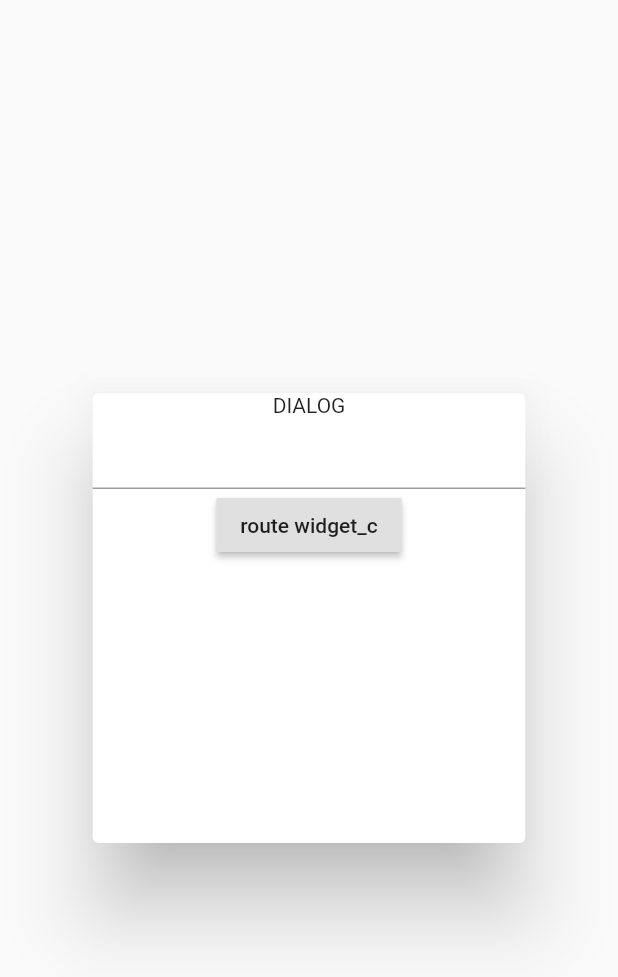
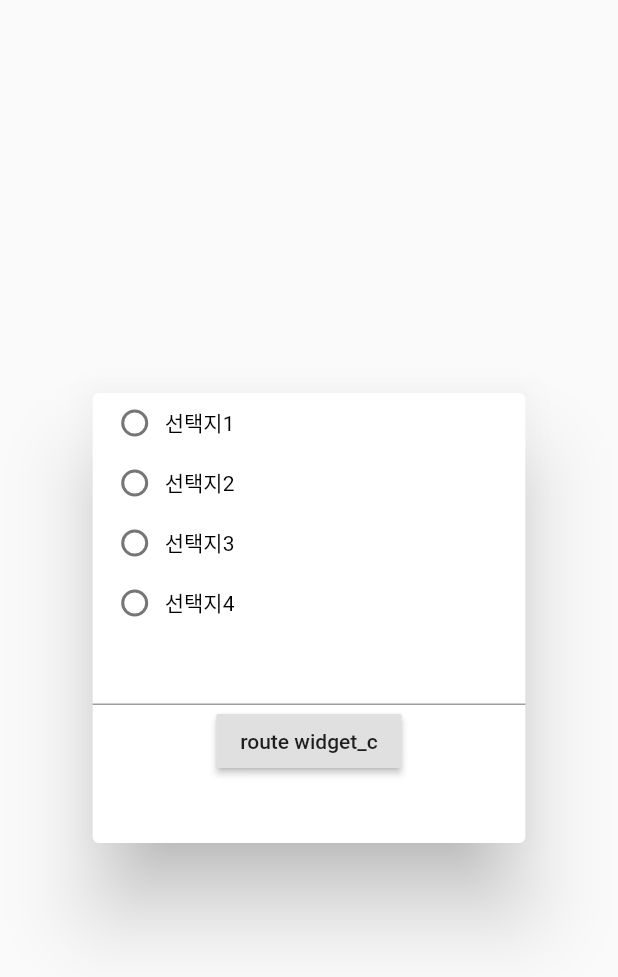
Before and after one commit to sudar-life/recycle_dialog, a Flutter app: the DialogB widget shown alone on an empty page, opened directly, on a phone screen of 412 x 824 dp. Shown: the top 977 px of the screen. Run offline on Flutter 3.47's test engine with Material 2 defaults, Android fonts, the phone set to English and light mode, and no system bars.

Commit message:
다이얼로그 수정

```diff
--- a/lib/src/components/dialog_b.dart
+++ b/lib/src/components/dialog_b.dart
@@ -1,5 +1,6 @@
 import 'package:flutter/material.dart';
 import 'package:recycle_dialog/src/widget_c.dart';
+import '../components/radio_select.dart';
 
 class DialogB extends StatelessWidget {
   final bool isFinished;
@@ -13,7 +14,7 @@ class DialogB extends StatelessWidget {
         height: 300,
         child: Column(
           children: [
-            Text("DIALOG"),
+            Container(child: RadioGroupWidget(feedback: '')),
             TextField(),
             isFinished
                 ? RaisedButton(
--- /dev/null
+++ b/lib/src/components/radio_select.dart
@@ -0,0 +1,146 @@
+import 'package:flutter/gestures.dart';
+import 'package:flutter/material.dart';
+
+class RadioGroupWidget extends StatefulWidget {
+  final String feedback;
+
+  const RadioGroupWidget({this.feedback});
+
+  @override
+  _RadioGroupWidgetState createState() => _RadioGroupWidgetState(feedback);
+}
+
+class _RadioGroupWidgetState extends State<RadioGroupWidget> {
+  String feedback;
+  _RadioGroupWidgetState(this.feedback);
+  String selectGroup;
+
+  @override
+  void initState() {
+    super.initState();
+    selectGroup = feedback;
+  }
+
+  @override
+  void dispose() {
+    super.dispose();
+  }
+
+  setSelectedRadioTile(String val) {
+    setState(() {
+      selectGroup = val;
+      print('setSelectedRadioTile : $selectGroup');
+    });
+  }
+
+  Widget build(BuildContext context) {
+    return Column(
+      children: <Widget>[
+        Padding(
+          padding: EdgeInsets.symmetric(horizontal: 8.0),
+          child: Row(
+            children: [
+              Radio<String>(
+                  materialTapTargetSize: MaterialTapTargetSize.shrinkWrap,
+                  groupValue: selectGroup,
+                  value: '1',
+                  onChanged: (String newValue) {
+                    setSelectedRadioTile(newValue);
+                  }),
+              Expanded(
+                child: RichText(
+                  text: TextSpan(
+                    style: TextStyle(color: Colors.black),
+                    text: '선택지1',
+                    recognizer: TapGestureRecognizer()
+                      ..onTap = () {
+                        setSelectedRadioTile('1');
+                      },
+                  ),
+                ),
+              ),
+            ],
+          ),
+        ),
+        Padding(
+          padding: EdgeInsets.symmetric(horizontal: 8.0),
+          child: Row(
+            children: [
+              Radio<String>(
+                  materialTapTargetSize: MaterialTapTargetSize.shrinkWrap,
+                  groupValue: selectGroup,
+                  value: '2',
+                  onChanged: (String newValue) {
+                    setSelectedRadioTile(newValue);
+                  }),
+              Expanded(
+                child: RichText(
+                  text: TextSpan(
+                    style: TextStyle(color: Colors.black),
+                    text: '선택지2',
+                    recognizer: TapGestureRecognizer()
+                      ..onTap = () {
+                        setSelectedRadioTile('2');
+                      },
+                  ),
+                ),
+              ),
+            ],
+          ),
+        ),
+        Padding(
+          padding: EdgeInsets.symmetric(horizontal: 8.0),
+          child: Row(
+            children: [
+              Radio<String>(
+                  materialTapTargetSize: MaterialTapTargetSize.shrinkWrap,
+                  groupValue: selectGroup,
+                  value: '3',
+                  onChanged: (String newValue) {
+                    setSelectedRadioTile(newValue);
+                  }),
+              Expanded(
+                child: RichText(
+                  text: TextSpan(
+                    style: TextStyle(color: Colors.black),
+                    text: '선택지3',
+                    recognizer: TapGestureRecognizer()
+                      ..onTap = () {
+                        setSelectedRadioTile('3');
+                      },
+                  ),
+                ),
+              ),
+            ],
+          ),
+        ),
+        Padding(
+          padding: EdgeInsets.symmetric(horizontal: 8.0),
+          child: Row(
+            children: [
+              Radio<String>(
+                  materialTapTargetSize: MaterialTapTargetSize.shrinkWrap,
+                  groupValue: selectGroup,
+                  value: '4',
+                  onChanged: (String newValue) {
+                    setSelectedRadioTile(newValue);
+                  }),
+              Expanded(
+                child: RichText(
+                  text: TextSpan(
+                    style: TextStyle(color: Colors.black),
+                    text: '선택지4',
+                    recognizer: TapGestureRecognizer()
+                      ..onTap = () {
+                        setSelectedRadioTile('4');
+                      },
+                  ),
+                ),
+              ),
+            ],
+          ),
+        ),
+      ],
+    );
+  }
+}
```
Also changed, not shown: 1 other file.
